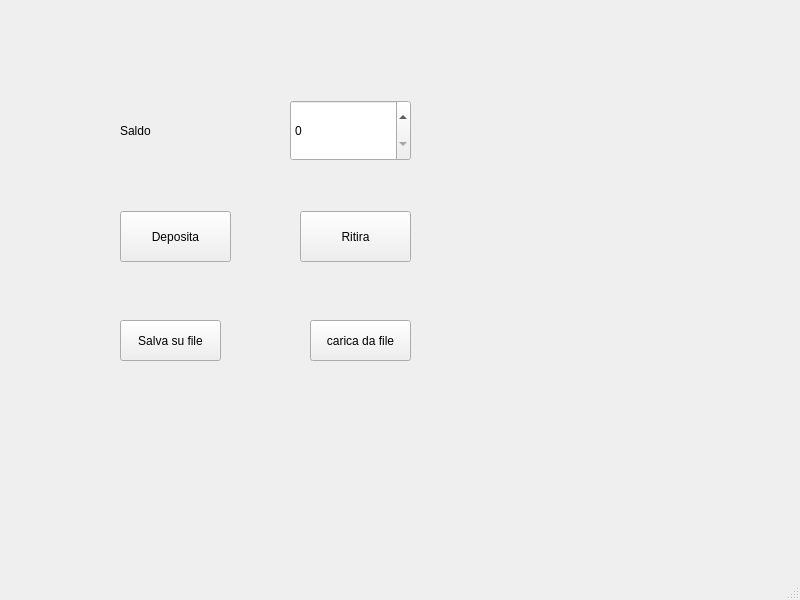
First picture: the form in MainWindow.ui, repository AndreaDiPietro0/BankAccount_DiPietro, before the edit.
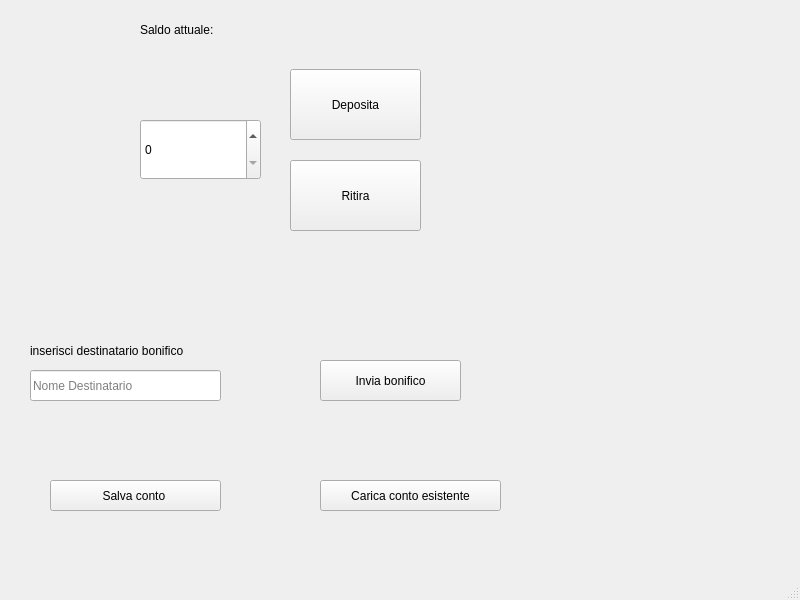
Second picture: the form after the edit.

Commit message: aggiunto bonifico, modifiche minori

```diff
--- a/MainWindow.ui
+++ b/MainWindow.ui
@@ -17,8 +17,8 @@
    <widget class="QSpinBox" name="spinBoxImporto">
     <property name="geometry">
      <rect>
-      <x>290</x>
-      <y>100</y>
+      <x>140</x>
+      <y>119</y>
       <width>121</width>
       <height>61</height>
      </rect>
@@ -30,23 +30,23 @@
    <widget class="QLabel" name="labelSaldo">
     <property name="geometry">
      <rect>
-      <x>120</x>
-      <y>110</y>
+      <x>140</x>
+      <y>9</y>
       <width>131</width>
       <height>41</height>
      </rect>
     </property>
     <property name="text">
-     <string>Saldo</string>
+     <string>Saldo attuale:</string>
     </property>
    </widget>
    <widget class="QPushButton" name="btnDeposita">
     <property name="geometry">
      <rect>
-      <x>120</x>
-      <y>211</y>
-      <width>111</width>
-      <height>51</height>
+      <x>290</x>
+      <y>69</y>
+      <width>131</width>
+      <height>71</height>
      </rect>
     </property>
     <property name="text">
@@ -56,10 +56,10 @@
    <widget class="QPushButton" name="btnPreleva">
     <property name="geometry">
      <rect>
-      <x>300</x>
-      <y>211</y>
-      <width>111</width>
-      <height>51</height>
+      <x>290</x>
+      <y>160</y>
+      <width>131</width>
+      <height>71</height>
      </rect>
     </property>
     <property name="text">
@@ -69,27 +69,66 @@
    <widget class="QPushButton" name="btnSave">
     <property name="geometry">
      <rect>
-      <x>120</x>
-      <y>320</y>
-      <width>101</width>
-      <height>41</height>
+      <x>50</x>
+      <y>480</y>
+      <width>171</width>
+      <height>31</height>
      </rect>
     </property>
     <property name="text">
-     <string>Salva su file</string>
+     <string>Salva conto </string>
     </property>
    </widget>
    <widget class="QPushButton" name="btnLoad">
     <property name="geometry">
      <rect>
-      <x>310</x>
-      <y>320</y>
-      <width>101</width>
+      <x>320</x>
+      <y>480</y>
+      <width>181</width>
+      <height>31</height>
+     </rect>
+    </property>
+    <property name="text">
+     <string>Carica conto esistente</string>
+    </property>
+   </widget>
+   <widget class="QPushButton" name="btnBonifico">
+    <property name="geometry">
+     <rect>
+      <x>320</x>
+      <y>360</y>
+      <width>141</width>
       <height>41</height>
      </rect>
     </property>
     <property name="text">
-     <string>carica da file</string>
+     <string>Invia bonifico</string>
+    </property>
+   </widget>
+   <widget class="QLineEdit" name="editDestinatario">
+    <property name="geometry">
+     <rect>
+      <x>30</x>
+      <y>370</y>
+      <width>191</width>
+      <height>31</height>
+     </rect>
+    </property>
+    <property name="placeholderText">
+     <string>Nome Destinatario</string>
+    </property>
+   </widget>
+   <widget class="QLabel" name="labelSaldo_2">
+    <property name="geometry">
+     <rect>
+      <x>30</x>
+      <y>330</y>
+      <width>201</width>
+      <height>41</height>
+     </rect>
+    </property>
+    <property name="text">
+     <string>inserisci destinatario bonifico</string>
     </property>
    </widget>
   </widget>
```
The commit also changes 6 other files.
